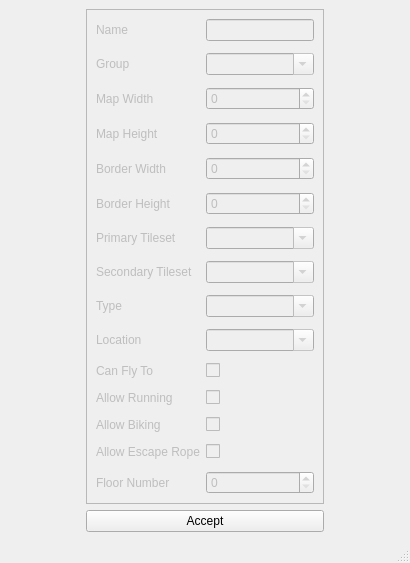
Qt form forms/newmappopup.ui (huderlem/porymap) before a commit.
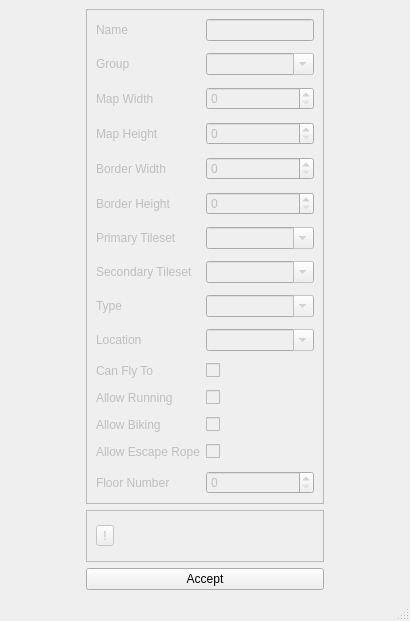
The same form after that commit. Custom widgets are drawn as their Qt base class.

Commit message: fix map dimension checks in new map window

What changed in the file:
```diff
--- a/forms/newmappopup.ui
+++ b/forms/newmappopup.ui
@@ -7,7 +7,7 @@
     <x>0</x>
     <y>0</y>
     <width>410</width>
-    <height>508</height>
+    <height>621</height>
    </rect>
   </property>
   <property name="windowTitle">
@@ -285,13 +285,60 @@
       </layout>
      </widget>
     </item>
-    <item row="1" column="1">
+    <item row="2" column="1">
      <widget class="QPushButton" name="pushButton_NewMap_Accept">
       <property name="text">
        <string>Accept</string>
       </property>
      </widget>
     </item>
+    <item row="1" column="1">
+     <widget class="QFrame" name="frame_NewMap_Warning">
+      <property name="enabled">
+       <bool>true</bool>
+      </property>
+      <property name="visible">
+       <bool>false</bool>
+      </property>
+      <property name="sizePolicy">
+       <sizepolicy hsizetype="Minimum" vsizetype="Minimum">
+        <horstretch>0</horstretch>
+        <verstretch>0</verstretch>
+       </sizepolicy>
+      </property>
+      <property name="frameShape">
+       <enum>QFrame::StyledPanel</enum>
+      </property>
+      <property name="frameShadow">
+       <enum>QFrame::Raised</enum>
+      </property>
+      <layout class="QHBoxLayout" name="horizontalLayout">
+       <item>
+        <widget class="QToolButton" name="toolButton">
+         <property name="enabled">
+          <bool>false</bool>
+         </property>
+         <property name="text">
+          <string>!</string>
+         </property>
+        </widget>
+       </item>
+       <item>
+        <widget class="QLabel" name="label_NewMap_WarningMessage">
+         <property name="sizePolicy">
+          <sizepolicy hsizetype="Minimum" vsizetype="Minimum">
+           <horstretch>0</horstretch>
+           <verstretch>0</verstretch>
+          </sizepolicy>
+         </property>
+         <property name="text">
+          <string/>
+         </property>
+        </widget>
+       </item>
+      </layout>
+     </widget>
+    </item>
    </layout>
   </widget>
   <widget class="QMenuBar" name="menubar">
```
Left out of the diff: 74 changed lines with no effect on the pictures. The commit also changes 2 other files.
